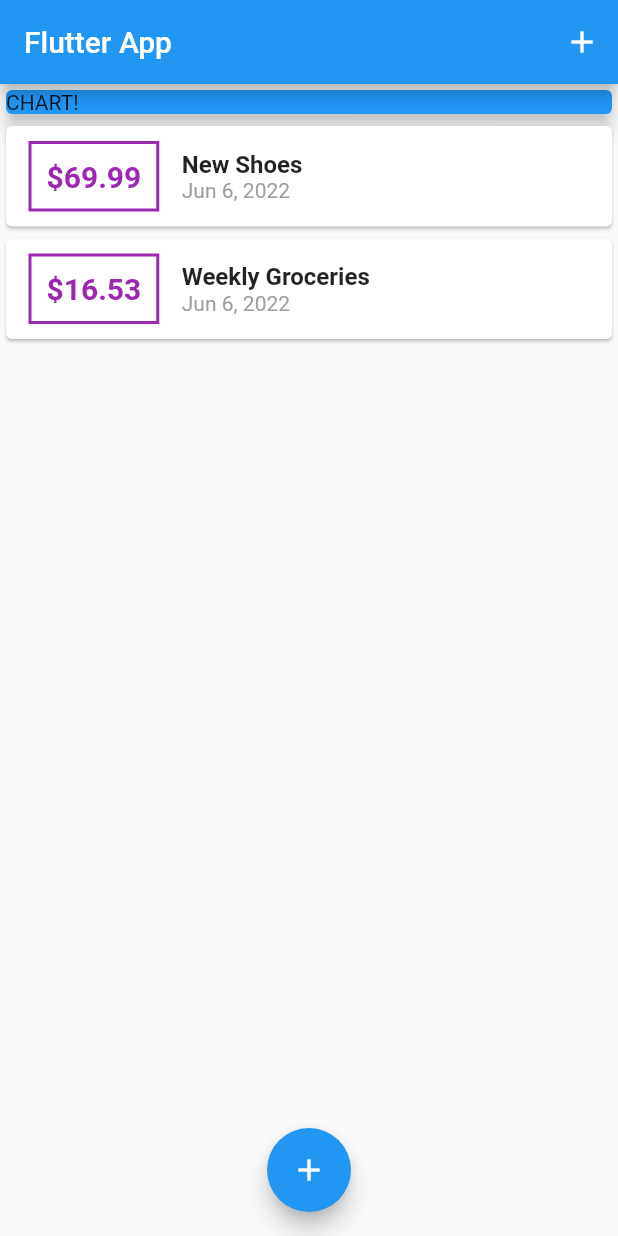
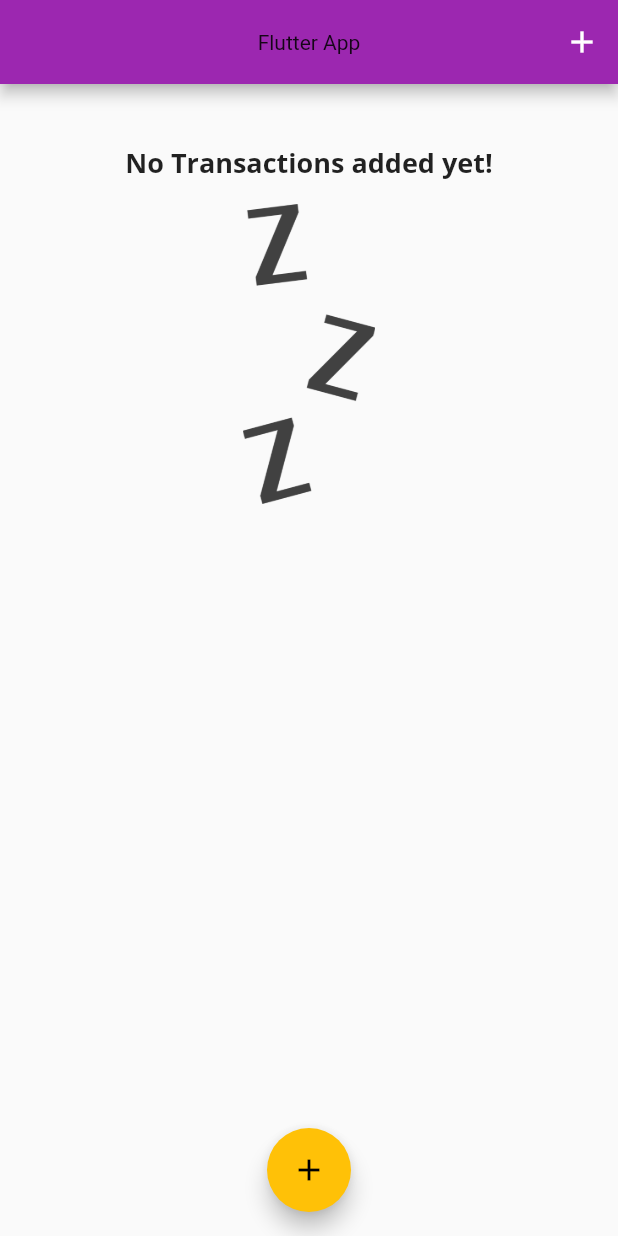
Before and after one commit to Yasser-Shehab/flutter-personal-expenses, a Flutter app: the screen it shows after launch, on a phone screen of 412 x 824 dp. Run offline on Flutter 3.47's test engine with Material 2 defaults, Android fonts, the phone set to English and light mode, and no system bars.

Commit message:
Added Chart file, Looped through everyday and Got the money spent on that day

```diff
--- a/lib/main.dart
+++ b/lib/main.dart
@@ -3,6 +3,7 @@ import 'package:flutter/material.dart';
 import './widgets/new_transaction.dart';
 import './widgets/transaction_list.dart';
 import './models/transaction.dart';
+import './widgets/chart.dart';
 
 void main() => runApp(MyApp());
 
@@ -11,6 +12,23 @@ class MyApp extends StatelessWidget {
   Widget build(BuildContext context) {
     return MaterialApp(
       title: 'Flutter App',
+      theme: ThemeData(
+          primarySwatch: Colors.purple,
+          accentColor: Colors.amber,
+          fontFamily: 'Quicksand',
+          textTheme: ThemeData.light().textTheme.copyWith(
+              titleMedium: TextStyle(
+                  fontFamily: 'OpenSans',
+                  fontWeight: FontWeight.bold,
+                  fontSize: 18)),
+          appBarTheme: AppBarTheme(
+            textTheme: ThemeData.light().textTheme.copyWith(
+                  titleMedium: TextStyle(
+                    fontFamily: 'OpenSnas',
+                    fontSize: 20,
+                  ),
+                ),
+          )),
       home: MyHomePage(),
     );
   }
@@ -25,19 +43,29 @@ class MyHomePage extends StatefulWidget {
 
 class _MyHomePageState extends State<MyHomePage> {
   final List<Transaction> _userTransactions = [
-    Transaction(
-      id: 't1',
-      title: 'New Shoes',
-      amount: 69.99,
-      date: DateTime.now(),
-    ),
-    Transaction(
-      id: 't2',
-      title: 'Weekly Groceries',
-      amount: 16.53,
-      date: DateTime.now(),
-    ),
+    // Transaction(
+    //   id: 't1',
+    //   title: 'New Shoes',
+    //   amount: 69.99,
+    //   date: DateTime.now(),
+    // ),
+    // Transaction(
+    //   id: 't2',
+    //   title: 'Weekly Groceries',
+    //   amount: 16.53,
+    //   date: DateTime.now(),
+    // ),
   ];
+
+  List<Transaction> get _recentTransactions {
+    return _userTransactions.where((tx) {
+      return tx.date.isAfter(
+        DateTime.now().subtract(
+          Duration(days: 7),
+        ),
+      );
+    }).toList();
+  }
 
   void _addNewTransaction(String txTitle, double txAmount) {
     final newTx = Transaction(
@@ -70,6 +98,7 @@ class _MyHomePageState extends State<MyHomePage> {
     return Scaffold(
       appBar: AppBar(
         title: Text('Flutter App'),
+        centerTitle: true,
         actions: <Widget>[
           IconButton(
             icon: Icon(Icons.add),
@@ -82,14 +111,7 @@ class _MyHomePageState extends State<MyHomePage> {
           // mainAxisAlignment: MainAxisAlignment.start,
           crossAxisAlignment: CrossAxisAlignment.stretch,
           children: <Widget>[
-            Container(
-              width: double.infinity,
-              child: Card(
-                color: Colors.blue,
-                child: Text('CHART!'),
-                elevation: 5,
-              ),
-            ),
+            Chart(_recentTransactions),
             TransactionList(_userTransactions),
           ],
         ),
--- /dev/null
+++ b/lib/widgets/chart.dart
@@ -0,0 +1,39 @@
+import 'package:flutter/material.dart';
+import '../models/transaction.dart';
+import 'package:intl/intl.dart';
+
+class Chart extends StatelessWidget {
+  final List<Transaction> recentTransactions;
+
+  Chart(this.recentTransactions);
+
+  List<Map<String, Object>> get groupedTransactionValues {
+    return List.generate(7, (index) {
+      final weekDay = DateTime.now().subtract(
+        Duration(days: index),
+      );
+
+      double totalSum = 0.0;
+      for (var i = 0; i < recentTransactions.length; i++) {
+        if (recentTransactions[i].date.day == weekDay.day &&
+            recentTransactions[i].date.month == weekDay.month &&
+            recentTransactions[i].date.year == weekDay.year) {
+          totalSum += recentTransactions[i].amount;
+        }
+      }
+      return {'day': DateFormat.E().format(weekDay), 'amount': totalSum};
+    });
+  }
+
+  @override
+  Widget build(BuildContext context) {
+    print(groupedTransactionValues);
+    return Card(
+      elevation: 6,
+      margin: EdgeInsets.all(20),
+      child: Row(
+        children: [],
+      ),
+    );
+  }
+}
--- a/lib/widgets/new_transaction.dart
+++ b/lib/widgets/new_transaction.dart
@@ -26,6 +26,8 @@ class _NewTransactionState extends State<NewTransaction> {
       enteredTitle,
       enteredAmount,
     );
+
+    Navigator.of(context).pop();
   }
 
   @override
--- a/lib/widgets/transaction_list.dart
+++ b/lib/widgets/transaction_list.dart
@@ -12,7 +12,26 @@ class TransactionList extends StatelessWidget {
   Widget build(BuildContext context) {
     return Container(
       height: 300,
-      child: ListView.builder(
+      child: transactions.isEmpty
+          ? Column(
+              children: [
+                Text(
+                  'No Transactions added yet!',
+                  style: Theme.of(context).textTheme.titleMedium,
+                ),
+                SizedBox(
+                  height: 15,
+                ),
+                Container(
+                  height: 200,
+                  child: Image.asset(
+                    'assets/images/waiting.png',
+                    fit: BoxFit.cover,
+                  ),
+                )
+              ],
+            )
+          : ListView.builder(
               itemBuilder: (ctx, index) {
                 return Card(
                   child: Row(
@@ -24,7 +43,7 @@ class TransactionList extends StatelessWidget {
                         ),
                         decoration: BoxDecoration(
                           border: Border.all(
-                      color: Colors.purple,
+                            color: Theme.of(context).primaryColor,
                             width: 2,
                           ),
                         ),
@@ -34,7 +53,7 @@ class TransactionList extends StatelessWidget {
                           style: TextStyle(
                             fontWeight: FontWeight.bold,
                             fontSize: 20,
-                      color: Colors.purple,
+                            color: Theme.of(context).primaryColor,
                           ),
                         ),
                       ),
@@ -43,10 +62,7 @@ class TransactionList extends StatelessWidget {
                         children: <Widget>[
                           Text(
                             transactions[index].title,
-                      style: TextStyle(
-                        fontSize: 16,
-                        fontWeight: FontWeight.bold,
-                      ),
+                            style: Theme.of(context).textTheme.titleMedium,
                           ),
                           Text(
                             DateFormat.yMMMd().format(transactions[index].date),
```
Also changed, not shown: pubspec.yaml (+14 -9 lines), assets/Fonts/OpenSans-Bold.ttf (added), assets/Fonts/OpenSans-Regular.ttf (added), assets/Fonts/Quicksand-Bold.ttf (added), assets/Fonts/Quicksand-Light.ttf (added), assets/Fonts/Quicksand-Medium.ttf (added), assets/Fonts/Quicksand-Regular.ttf (added), assets/images/waiting.png (added). Lines whose indentation alone changed are shown as unchanged.
